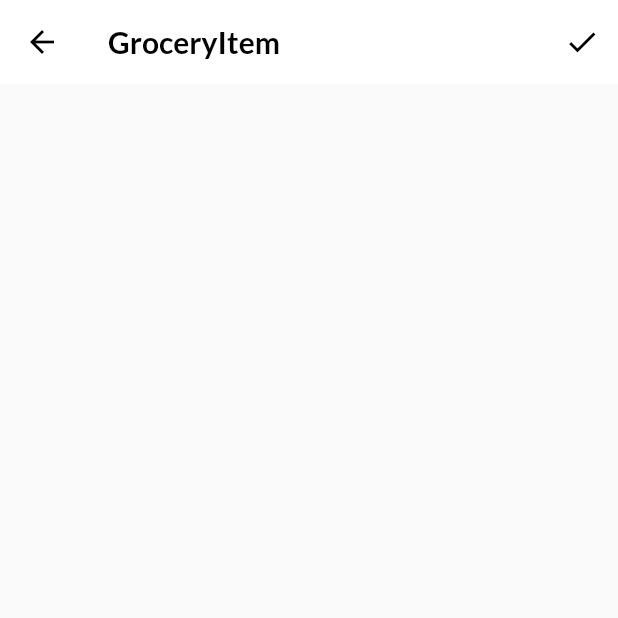
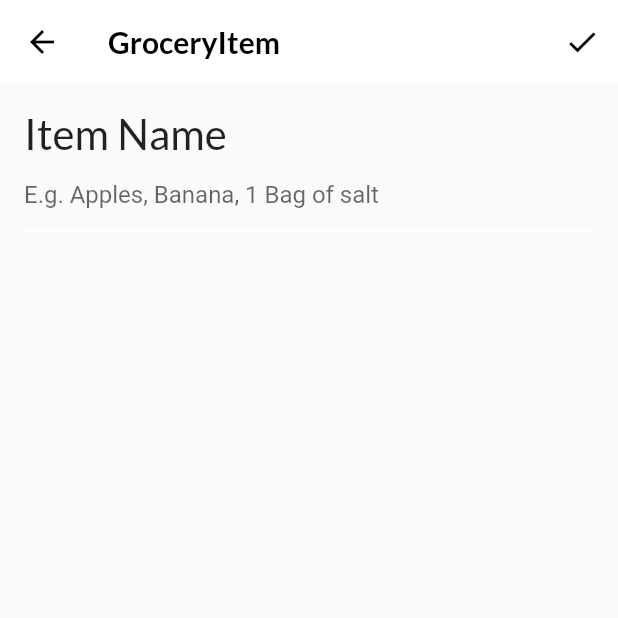
Before and after one commit to SakhileMamba/Flutter-Apprentice-Chapter-6-Interactive-Widgets, a Flutter app: the screen it shows after launch, item 3 of the bottom bar chosen, after a tap on the "add" icon, on a phone screen of 412 x 824 dp, the top half of it. Run offline on Flutter 3.47's test engine with Material 2 defaults, Android fonts, the phone set to English and light mode, and no system bars; our stand-ins replace flutter_colorpicker, google_fonts; project files that could hold a hidden picture were left out.

Commit message:
Adding the text field to enter a grocery name

```diff
--- a/lib/screens/grocery_item_screen.dart
+++ b/lib/screens/grocery_item_screen.dart
@@ -81,7 +81,7 @@ class _GroceryItemScreenState extends State<GroceryItemScreen> {
         padding: const EdgeInsets.all(16),
         child: ListView(
           children: [
-            // TODO 13: Add name TextField
+            buildNameField(),
             // TODO 14: Add Importance selection
             // TODO 15: Add date picker
             // TODO 16: Add time picker
@@ -94,7 +94,33 @@ class _GroceryItemScreenState extends State<GroceryItemScreen> {
     );
   }
 
-  //TODO: Add buildNameField()
+  Widget buildNameField() {
+    return Column(
+      crossAxisAlignment: CrossAxisAlignment.start,
+      children: [
+        Text(
+          'Item Name',
+          style: GoogleFonts.lato(fontSize: 28.0),
+        ),
+        TextField(
+          controller: _nameController,
+          cursorColor: _currentColor,
+          decoration: InputDecoration(
+            hintText: 'E.g. Apples, Banana, 1 Bag of salt',
+            enabledBorder: const UnderlineInputBorder(
+              borderSide: BorderSide(color: Colors.white),
+            ),
+            focusedBorder: UnderlineInputBorder(
+              borderSide: BorderSide(color: _currentColor),
+            ),
+            border: UnderlineInputBorder(
+              borderSide: BorderSide(color: _currentColor),
+            ),
+          ),
+        ),
+      ],
+    );
+  }
   //TODO: Add buildImportanceField()
   //TODO: Add buildDateField()
   //TODO: Add buildTimeField()
```
